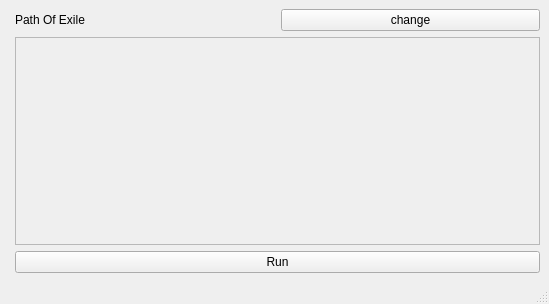
Above: include/mainwindow.ui from Rephobia/Hillock before the change. Below: the same form after it.
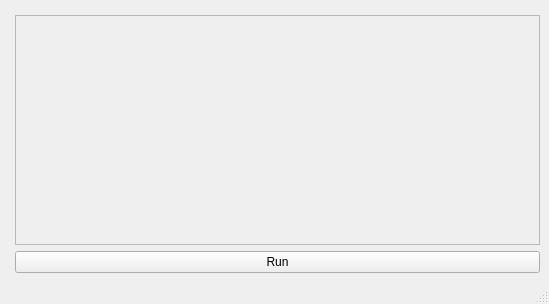
That is the form after the change.

```diff
--- a/include/mainwindow.ui
+++ b/include/mainwindow.ui
@@ -38,30 +38,12 @@
          <x>0</x>
          <y>0</y>
          <width>521</width>
-         <height>177</height>
+         <height>200</height>
         </rect>
        </property>
       </widget>
      </widget>
     </item>
-    <item row="0" column="1">
-     <layout class="QHBoxLayout" name="horizontalLayout">
-      <item>
-       <widget class="QLabel" name="label">
-        <property name="text">
-         <string>Path Of Exile</string>
-        </property>
-       </widget>
-      </item>
-      <item>
-       <widget class="QPushButton" name="pushButton">
-        <property name="text">
-         <string>change</string>
-        </property>
-       </widget>
-      </item>
-     </layout>
-    </item>
     <item row="3" column="1">
      <widget class="QPushButton" name="run_button">
       <property name="text">
```
